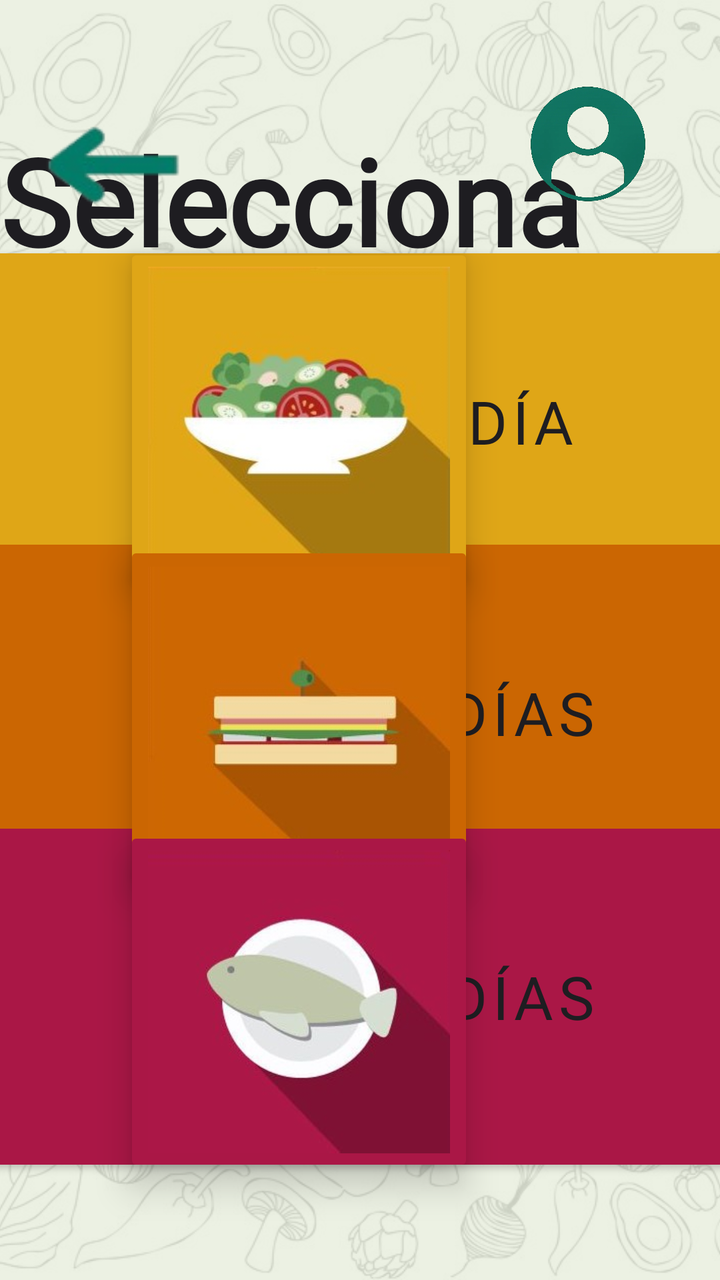
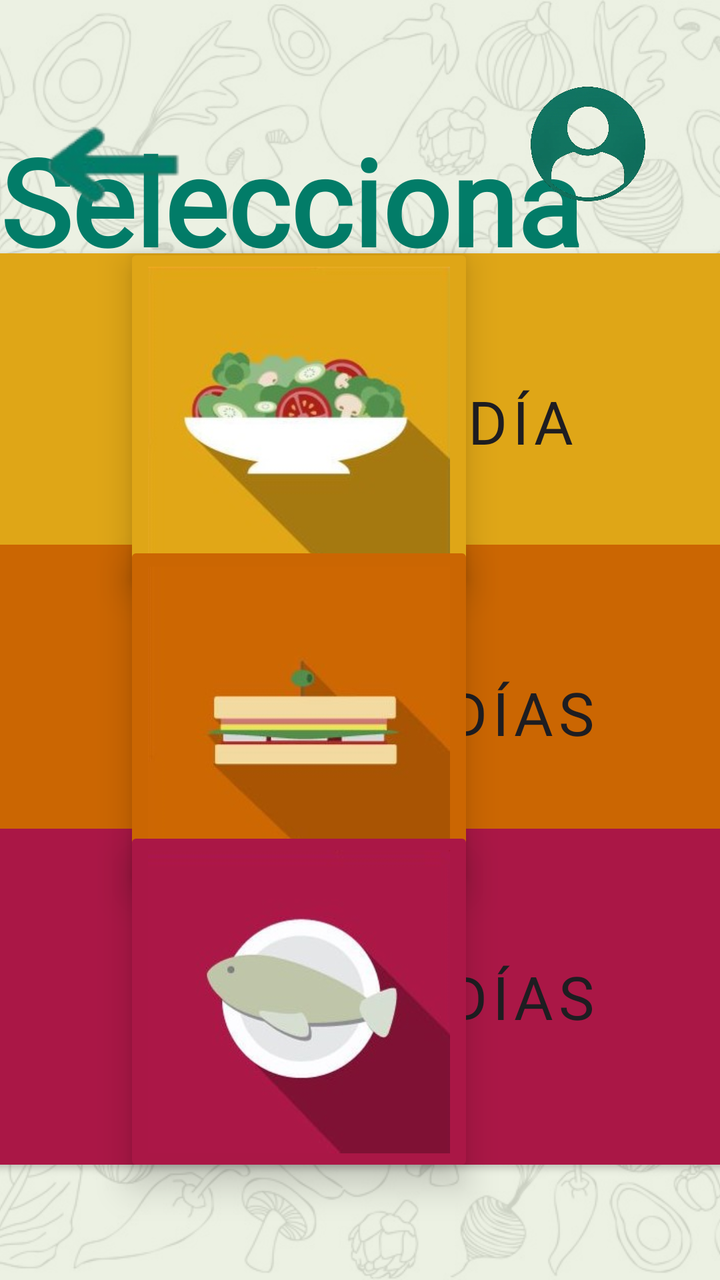

An Android layout rendered at two revisions. The XML below is the earlier revision; the diff shows what the commit changed to produce the second picture.
<!-- AndroidManifest.xml: application theme Theme.DietaAlPlato -->
<!-- res/layout/activity_dietas.xml -->
<?xml version="1.0" encoding="utf-8"?>
<androidx.constraintlayout.widget.ConstraintLayout xmlns:android="http://schemas.android.com/apk/res/android"
    xmlns:app="http://schemas.android.com/apk/res-auto"
    xmlns:tools="http://schemas.android.com/tools"
    android:id="@+id/main"
    android:layout_width="match_parent"
    android:layout_height="match_parent"
    tools:context=".DietasActivity">

    
    <ImageView
        android:id="@+id/fondo"
        android:layout_width="0dp"
        android:layout_height="0dp"
        android:scaleType="centerCrop"
        android:contentDescription="Fondo"
        app:srcCompat="@drawable/fondo_android"
        app:layout_constraintTop_toTopOf="parent"
        app:layout_constraintBottom_toBottomOf="parent"
        app:layout_constraintStart_toStartOf="parent"
        app:layout_constraintEnd_toEndOf="parent" />

    

    <View
        android:id="@+id/velo"
        android:layout_width="0dp"
        android:layout_height="0dp"
        android:background="#DDE9EFDF"
        app:layout_constraintBottom_toBottomOf="parent"
        app:layout_constraintEnd_toEndOf="parent"
        app:layout_constraintHorizontal_bias="0.0"
        app:layout_constraintStart_toStartOf="parent"
        app:layout_constraintTop_toTopOf="parent"
        app:layout_constraintVertical_bias="0.0" />

    <TextView
        android:id="@+id/textView"
        android:layout_width="wrap_content"
        android:layout_height="wrap_content"
        android:layout_marginTop="60dp"
        android:fontFamily="@font/lily_script_one"
        android:text="Selecciona una dieta"
        android:textAllCaps="false"
        android:textColor="#1E1D21"
        android:textSize="60sp"
        android:textStyle="bold"
        app:layout_constraintEnd_toEndOf="parent"
        app:layout_constraintStart_toStartOf="parent"
        app:layout_constraintTop_toTopOf="parent" />

    <ImageButton
        android:id="@+id/return_button"
        android:layout_width="110dp"
        android:layout_height="99dp"
        android:layout_marginTop="28dp"
        android:backgroundTint="#00FFFFFF"
        android:onClick="onClickBackNavigation"
        app:layout_constraintEnd_toEndOf="parent"
        app:layout_constraintHorizontal_bias="0.005"
        app:layout_constraintStart_toStartOf="parent"
        app:layout_constraintTop_toTopOf="parent"
        app:srcCompat="@drawable/gobacksinfondo" />

    <Button
        android:id="@+id/boton1dias_button"
        android:layout_width="550dp"
        android:layout_height="180dp"
        android:backgroundTint="#DFA617"
        android:fontFamily="@font/bakbak_one"
        android:text="             1 Día"
        android:textColor="#1E1D21"
        android:textSize="30sp"
        app:cornerRadius="5dp"
        app:layout_constraintBottom_toBottomOf="parent"
        app:layout_constraintEnd_toEndOf="parent"
        app:layout_constraintStart_toStartOf="parent"
        app:layout_constraintTop_toTopOf="parent"
        app:layout_constraintVertical_bias="0.262" />

    <ImageButton
        android:id="@+id/boton1dias_imagebutton"
        android:layout_width="175dp"
        android:layout_height="175dp"
        android:backgroundTint="#DFA617"
        android:elevation="10dp"
        android:scaleType="fitCenter"
        app:layout_constraintBottom_toBottomOf="parent"
        app:layout_constraintEnd_toEndOf="parent"
        app:layout_constraintHorizontal_bias="0.336"
        app:layout_constraintStart_toStartOf="parent"
        app:layout_constraintTop_toTopOf="parent"
        app:layout_constraintVertical_bias="0.262"
        app:srcCompat="@drawable/icono_ensalada" />

    <Button
        android:id="@+id/boton3dias_button"
        android:layout_width="550dp"
        android:layout_height="180dp"
        android:backgroundTint="#CB6602"
        android:fontFamily="@font/bakbak_one"
        android:text="             3 Días"
        android:textColor="#1E1D21"
        android:textSize="30sp"
        app:cornerRadius="5dp"
        app:layout_constraintBottom_toBottomOf="parent"
        app:layout_constraintEnd_toEndOf="parent"
        app:layout_constraintStart_toStartOf="parent"
        app:layout_constraintTop_toTopOf="parent"
        app:layout_constraintVertical_bias="0.579" />

    <ImageButton
        android:id="@+id/boton3dias_imagebutton"
        android:layout_width="175dp"
        android:layout_height="175dp"
        android:backgroundTint="#CB6602"
        android:elevation="10dp"
        android:scaleType="fitCenter"
        app:layout_constraintBottom_toBottomOf="parent"
        app:layout_constraintEnd_toEndOf="parent"
        app:layout_constraintHorizontal_bias="0.336"
        app:layout_constraintStart_toStartOf="parent"
        app:layout_constraintTop_toTopOf="parent"
        app:layout_constraintVertical_bias="0.582"
        app:srcCompat="@drawable/icono_sandwich" />

    <Button
        android:id="@+id/boton7dias_button"
        android:layout_width="550dp"
        android:layout_height="180dp"
        android:backgroundTint="#AA1746"
        android:fontFamily="@font/bakbak_one"
        android:text="             7 Días"
        android:textColor="#1E1D21"
        android:textSize="30sp"
        app:cornerRadius="5dp"
        app:layout_constraintBottom_toBottomOf="parent"
        app:layout_constraintEnd_toEndOf="parent"
        app:layout_constraintStart_toStartOf="parent"
        app:layout_constraintTop_toTopOf="parent"
        app:layout_constraintVertical_bias="0.888" />

    <ImageButton
        android:id="@+id/boton7dias_imagebutton"
        android:layout_width="175dp"
        android:layout_height="175dp"
        android:backgroundTint="#AA1746"
        android:elevation="10dp"
        android:scaleType="fitCenter"
        app:layout_constraintBottom_toBottomOf="parent"
        app:layout_constraintEnd_toEndOf="parent"
        app:layout_constraintHorizontal_bias="0.336"
        app:layout_constraintStart_toStartOf="parent"
        app:layout_constraintTop_toTopOf="parent"
        app:layout_constraintVertical_bias="0.889"
        app:srcCompat="@drawable/icono_pescado" />

    <LinearLayout
        android:layout_width="wrap_content"
        android:layout_height="wrap_content"
        android:layout_marginTop="24dp"
        android:layout_marginEnd="16dp"
        android:orientation="horizontal"
        app:layout_constraintEnd_toEndOf="parent"
        app:layout_constraintTop_toTopOf="parent">

        <ImageView
            android:id="@+id/imgCliente"
            android:layout_width="100dp"
            android:layout_height="100dp"
            android:layout_weight="1"
            android:onClick="onClickOpenInfo"
            app:srcCompat="@drawable/usuario" />

        <TextView
            android:id="@+id/nombrePaciente_textview"
            android:layout_width="match_parent"
            android:layout_height="match_parent"
            android:layout_marginTop="22dp"
            android:fitsSystemWindows="false"
            android:fontFamily="@font/alfa_slab_one"
            android:onClick="onClickOpenInfo"
            android:textColor="#027C68"
            android:textSize="34sp"
            android:textStyle="bold" />

    </LinearLayout>

</androidx.constraintlayout.widget.ConstraintLayout>
<!-- resources referenced by this layout -->
<resources>
  <!-- drawable fondo_android: png bitmap (drawable, 156043 bytes) -->
  <!-- drawable gobacksinfondo: png bitmap (drawable, 8881 bytes) -->
  <!-- drawable icono_ensalada: jpg bitmap (drawable, 10310 bytes) -->
  <!-- drawable icono_pescado: jpg bitmap (drawable, 8179 bytes) -->
  <!-- drawable icono_sandwich: jpg bitmap (drawable, 6696 bytes) -->
  <!-- drawable usuario: png bitmap (drawable, 120342 bytes) -->
  <style name="Theme.DietaAlPlato" parent="Theme.MaterialComponents.DayNight.DarkActionBar">
          
          <item name="colorPrimary">@color/purple_500</item>
          <item name="colorPrimaryVariant">@color/purple_700</item>
          <item name="colorOnPrimary">@color/white</item>
          
          <item name="colorSecondary">@color/teal_200</item>
          <item name="colorSecondaryVariant">@color/teal_700</item>
          <item name="colorOnSecondary">@color/black</item>
          
          <item name="android:statusBarColor">?attr/colorPrimaryVariant</item>
          
          <item name="windowActionBar">false</item>
          <item name="windowNoTitle">true</item>
  
      </style>
  <color name="purple_500">#FF6200EE</color>
  <color name="purple_700">#FF3700B3</color>
  <color name="white">#FFFFFFFF</color>
  <color name="teal_200">#FF03DAC5</color>
  <color name="teal_700">#FF018786</color>
  <color name="black">#FF000000</color>
</resources>

<!-- the commit's change to res/layout/activity_dietas.xml (unified diff, before → after) -->
@@ -42,7 +42,7 @@
         android:fontFamily="@font/lily_script_one"
         android:text="Selecciona una dieta"
         android:textAllCaps="false"
-        android:textColor="#1E1D21"
+        android:textColor="#027C68"
         android:textSize="60sp"
         android:textStyle="bold"
         app:layout_constraintEnd_toEndOf="parent"
@@ -169,7 +169,6 @@
             android:layout_width="100dp"
             android:layout_height="100dp"
             android:layout_weight="1"
-            android:onClick="onClickOpenInfo"
             app:srcCompat="@drawable/usuario" />
 
         <TextView
@@ -179,7 +178,6 @@
             android:layout_marginTop="22dp"
             android:fitsSystemWindows="false"
             android:fontFamily="@font/alfa_slab_one"
-            android:onClick="onClickOpenInfo"
             android:textColor="#027C68"
             android:textSize="34sp"
             android:textStyle="bold" />
